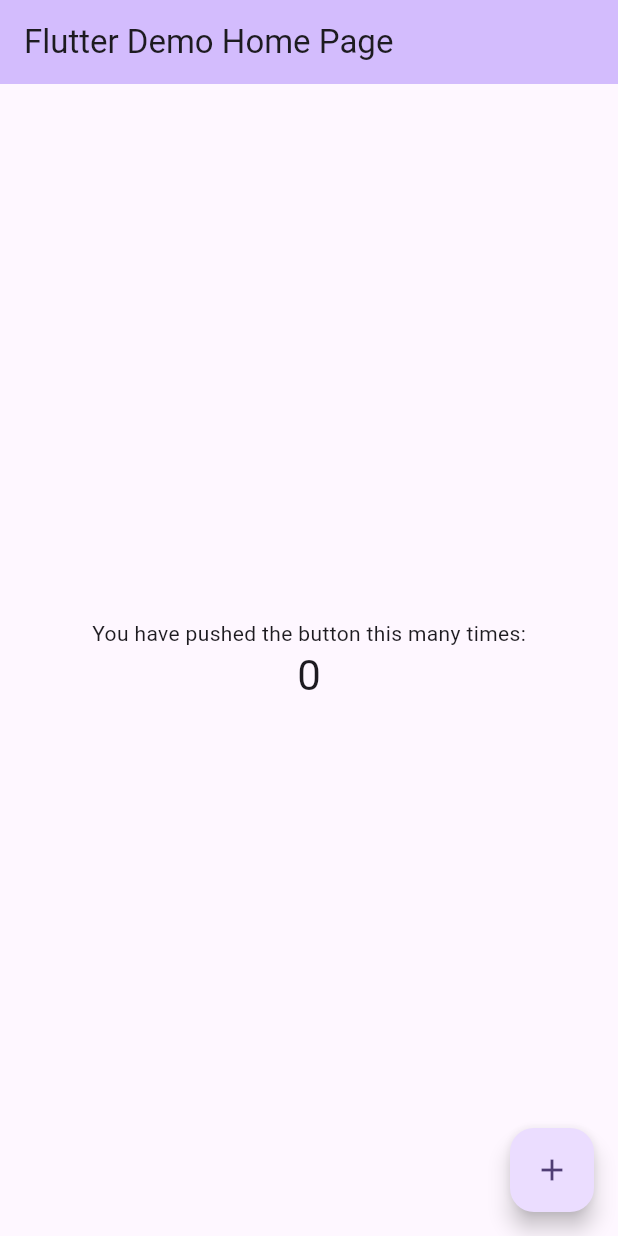
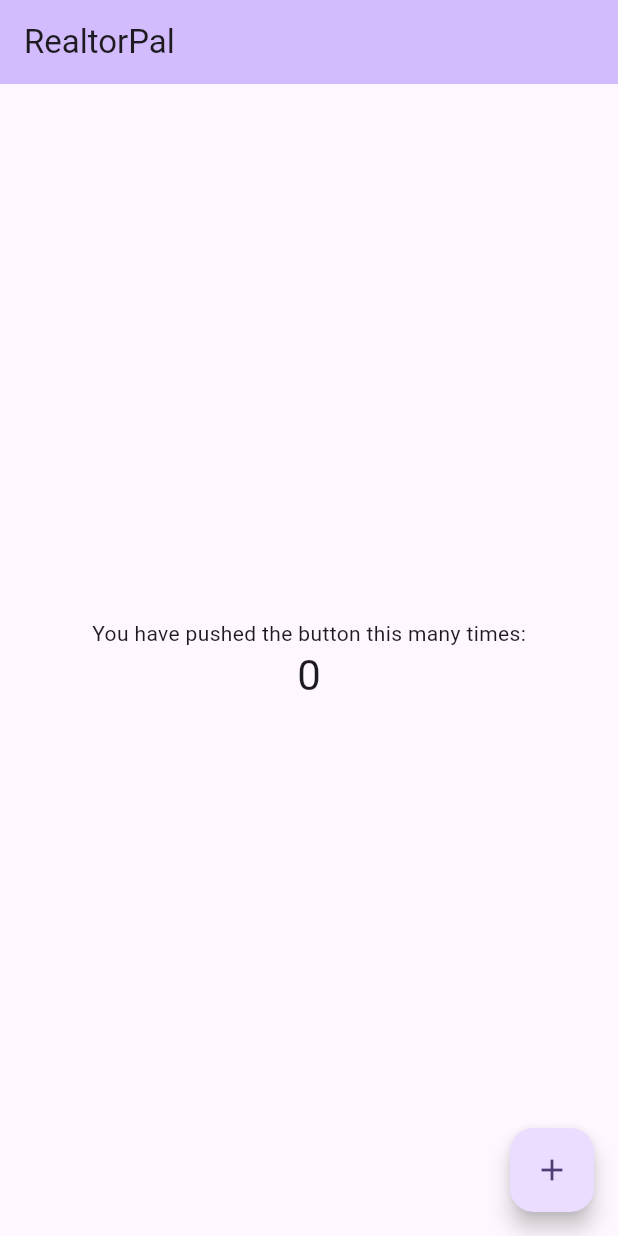
Before and after one commit to Bergan404/RealtorPal, a Flutter app: the screen it shows after launch, on a phone screen of 412 x 824 dp. Run offline on Flutter 3.47's test engine with Material 3 defaults, Android fonts, the phone set to English and light mode, and no system bars.

Commit message:
cleaning up, and Changing the name

```diff
--- a/lib/main.dart
+++ b/lib/main.dart
@@ -13,40 +13,16 @@ class MyApp extends StatelessWidget {
     return MaterialApp(
       title: 'Flutter Demo',
       theme: ThemeData(
-        // This is the theme of your application.
-        //
-        // TRY THIS: Try running your application with "flutter run". You'll see
-        // the application has a purple toolbar. Then, without quitting the app,
-        // try changing the seedColor in the colorScheme below to Colors.green
-        // and then invoke "hot reload" (save your changes or press the "hot
-        // reload" button in a Flutter-supported IDE, or press "r" if you used
-        // the command line to start the app).
-        //
-        // Notice that the counter didn't reset back to zero; the application
-        // state is not lost during the reload. To reset the state, use hot
-        // restart instead.
-        //
-        // This works for code too, not just values: Most code changes can be
-        // tested with just a hot reload.
         colorScheme: ColorScheme.fromSeed(seedColor: Colors.deepPurple),
         useMaterial3: true,
       ),
-      home: const MyHomePage(title: 'Flutter Demo Home Page'),
+      home: const MyHomePage(title: 'RealtorPal'),
     );
   }
 }
 
 class MyHomePage extends StatefulWidget {
   const MyHomePage({super.key, required this.title});
-
-  // This widget is the home page of your application. It is stateful, meaning
-  // that it has a State object (defined below) that contains fields that affect
-  // how it looks.
-
-  // This class is the configuration for the state. It holds the values (in this
-  // case the title) provided by the parent (in this case the App widget) and
-  // used by the build method of the State. Fields in a Widget subclass are
-  // always marked "final".
 
   final String title;
 
@@ -59,11 +35,6 @@ class _MyHomePageState extends State<MyHomePage> {
 
   void _incrementCounter() {
     setState(() {
-      // This call to setState tells the Flutter framework that something has
-      // changed in this State, which causes it to rerun the build method below
-      // so that the display can reflect the updated values. If we changed
-      // _counter without calling setState(), then the build method would not be
-      // called again, and so nothing would appear to happen.
       _counter++;
     });
   }
@@ -119,7 +90,7 @@ class _MyHomePageState extends State<MyHomePage> {
         onPressed: _incrementCounter,
         tooltip: 'Increment',
         child: const Icon(Icons.add),
-      ), // This trailing comma makes auto-formatting nicer for build methods.
+      ),
     );
   }
 }
```
